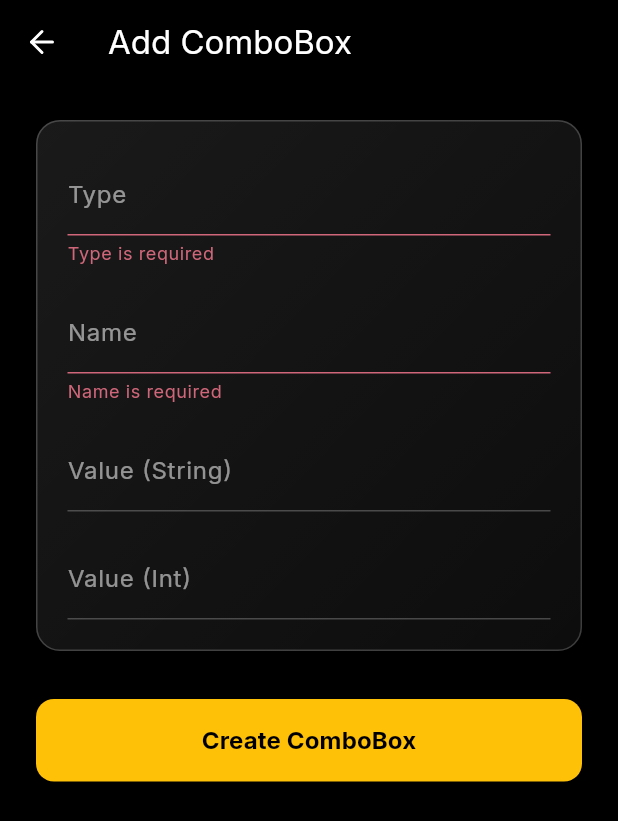
After one commit to thamniyom/premium-hub, a Flutter app: the ComboBoxEditScreen screen opened directly, after a tap on "Create ComboBox", on a phone screen of 412 x 824 dp. The commit adds this screen. Shown: the top 821 px of the screen. Run offline on Flutter 3.47's test engine with Material 3 defaults, Android fonts, the phone set to English and light mode, and no system bars; our stand-ins replace fl_chart, flutter_local_notifications, google_fonts, lucide_icons; network calls fail.

Commit message:
feat: implement combo box management feature with CRUD functionality and administrative dashboard screens

```diff
--- a/lib/core/services/log_service.dart
+++ b/lib/core/services/log_service.dart
@@ -5,8 +5,15 @@ import 'package:flutter/foundation.dart';
 class LogService {
   LogService._(); // private constructor — not instantiable
 
-  static void _log(String category, String message, [Map<String, dynamic>? data]) {
-    final time = DateTime.now().toIso8601String().substring(11, 23); // HH:mm:ss.mmm
+  static void _log(
+    String category,
+    String message, [
+    Map<String, dynamic>? data,
+  ]) {
+    final time = DateTime.now().toIso8601String().substring(
+      11,
+      23,
+    ); // HH:mm:ss.mmm
     final dataStr = data != null ? ' | data: $data' : '';
     debugPrint('[LOG][$time][$category] $message$dataStr');
   }
@@ -22,8 +29,11 @@ class LogService {
   static void loginPressed({String? email}) =>
       _log('AUTH', 'Sign-in button pressed', {'email': email ?? 'n/a'});
 
-  static void loginSuccess({String? email}) =>
-      _log('AUTH', 'Login successful – navigating to Home', {'email': email ?? 'n/a'});
+  static void loginSuccess({String? email}) => _log(
+    'AUTH',
+    'Login successful – navigating to Home',
+    {'email': email ?? 'n/a'},
+  );
 
   // ── Navigation ─────────────────────────────────────────────────
   static void tabChanged(int index) {
@@ -42,12 +52,18 @@ class LogService {
       _log('HOME', 'Service icon tapped: $label');
 
   // ── Providers ──────────────────────────────────────────────────
-  static void providerTapped(String providerId, String providerName) =>
-      _log('PROVIDER', 'Provider tapped', {'id': providerId, 'name': providerName});
+  static void providerTapped(String providerId, String providerName) => _log(
+    'PROVIDER',
+    'Provider tapped',
+    {'id': providerId, 'name': providerName},
+  );
 
   // ── Booking ────────────────────────────────────────────────────
-  static void bookingDateSelected(DateTime date) =>
-      _log('BOOKING', 'Date selected', {'date': date.toIso8601String().substring(0, 10)});
+  static void bookingDateSelected(DateTime date) => _log(
+    'BOOKING',
+    'Date selected',
+    {'date': date.toIso8601String().substring(0, 10)},
+  );
 
   static void bookingTimeSelected(String time) =>
       _log('BOOKING', 'Time selected', {'time': time});
@@ -62,8 +78,7 @@ class LogService {
     required String time,
     required int hours,
     required double total,
-  }) =>
-      _log('BOOKING', 'Booking confirmed', {
+  }) => _log('BOOKING', 'Booking confirmed', {
     'provider_id': providerId,
     'provider_name': providerName,
     'date': date,
@@ -89,4 +104,8 @@ class LogService {
 
   static void messageSent(String conversationId) =>
       _log('MSG', 'Message sent', {'conversation_id': conversationId});
+
+  static void error(String message) {
+    _log('ERROR', message);
   }
+}
--- /dev/null
+++ b/lib/features/admin/models/combo_box.dart
@@ -0,0 +1,55 @@
+class ComboBox {
+  final int? id;
+  final String? documentId;
+  final String type;
+  final String name;
+  final String? valueStr;
+  final int? valueInt;
+
+  ComboBox({
+    this.id,
+    this.documentId,
+    required this.type,
+    required this.name,
+    this.valueStr,
+    this.valueInt,
+  });
+
+  factory ComboBox.fromJson(Map<String, dynamic> json) {
+    return ComboBox(
+      id: json['id'] as int?,
+      documentId: json['documentId'] as String?,
+      type: json['type'] as String? ?? '',
+      name: json['name'] as String? ?? '',
+      valueStr: json['valueStr'] as String?,
+      valueInt: json['valueInt'] as int?,
+    );
+  }
+
+  Map<String, dynamic> toJson() {
+    return {
+      'type': type,
+      'name': name,
+      if (valueStr != null) 'valueStr': valueStr,
+      if (valueInt != null) 'valueInt': valueInt,
+    };
+  }
+
+  ComboBox copyWith({
+    int? id,
+    String? documentId,
+    String? type,
+    String? name,
+    String? valueStr,
+    int? valueInt,
+  }) {
+    return ComboBox(
+      id: id ?? this.id,
+      documentId: documentId ?? this.documentId,
+      type: type ?? this.type,
+      name: name ?? this.name,
+      valueStr: valueStr ?? this.valueStr,
+      valueInt: valueInt ?? this.valueInt,
+    );
+  }
+}
--- /dev/null
+++ b/lib/features/admin/screens/combo_box_edit_screen.dart
@@ -0,0 +1,232 @@
+import 'package:flutter/material.dart';
+import 'package:lucide_icons/lucide_icons.dart';
+import '../../../core/services/log_service.dart';
+import '../models/combo_box.dart';
+import '../services/combo_box_service.dart';
+
+class ComboBoxEditScreen extends StatefulWidget {
+  final ComboBox? comboBox;
+
+  const ComboBoxEditScreen({super.key, this.comboBox});
+
+  @override
+  State<ComboBoxEditScreen> createState() => _ComboBoxEditScreenState();
+}
+
+class _ComboBoxEditScreenState extends State<ComboBoxEditScreen> {
+  final _formKey = GlobalKey<FormState>();
+  final ComboBoxService _service = ComboBoxService();
+
+  late TextEditingController _typeController;
+  late TextEditingController _nameController;
+  late TextEditingController _valueStrController;
+  late TextEditingController _valueIntController;
+
+  bool _isSaving = false;
+
+  @override
+  void initState() {
+    super.initState();
+    _typeController = TextEditingController(text: widget.comboBox?.type ?? '');
+    _nameController = TextEditingController(text: widget.comboBox?.name ?? '');
+    _valueStrController = TextEditingController(text: widget.comboBox?.valueStr ?? '');
+    _valueIntController = TextEditingController(text: widget.comboBox?.valueInt?.toString() ?? '');
+  }
+
+  @override
+  void dispose() {
+    _typeController.dispose();
+    _nameController.dispose();
+    _valueStrController.dispose();
+    _valueIntController.dispose();
+    super.dispose();
+  }
+
+  Future<void> _save() async {
+    if (!_formKey.currentState!.validate()) return;
+
+    setState(() {
+      _isSaving = true;
+    });
+
+    final box = ComboBox(
+      type: _typeController.text,
+      name: _nameController.text,
+      valueStr: _valueStrController.text.isEmpty ? null : _valueStrController.text,
+      valueInt: _valueIntController.text.isEmpty ? null : int.tryParse(_valueIntController.text),
+    );
+
+    try {
+      if (widget.comboBox?.documentId != null) {
+        // Update
+        await _service.updateComboBox(widget.comboBox!.documentId!, box);
+      } else {
+        // Create
+        await _service.createComboBox(box);
+      }
+
+      if (mounted) {
+        Navigator.pop(context, true);
+      }
+    } catch (e) {
+      LogService.error('Failed to save combo box: $e');
+      if (mounted) {
+        ScaffoldMessenger.of(context).showSnackBar(
+          SnackBar(content: Text('Failed to save: $e')),
+        );
+      }
+    } finally {
+      if (mounted) {
+        setState(() {
+          _isSaving = false;
+        });
+      }
+    }
+  }
+
+  @override
+  Widget build(BuildContext context) {
+    final isEditing = widget.comboBox != null;
+
+    return Scaffold(
+      backgroundColor: Colors.black,
+      appBar: AppBar(
+        title: Text(isEditing ? 'Edit ComboBox' : 'Add ComboBox'),
+        backgroundColor: Colors.transparent,
+        elevation: 0,
+        leading: IconButton(
+          icon: const Icon(LucideIcons.arrowLeft, color: Colors.white),
+          onPressed: () => Navigator.pop(context),
+        ),
+      ),
+      body: SafeArea(
+        child: SingleChildScrollView(
+          padding: const EdgeInsets.all(24.0),
+          child: Form(
+            key: _formKey,
+            child: Column(
+              crossAxisAlignment: CrossAxisAlignment.stretch,
+              children: [
+                _GlassBox(
+                  child: Column(
+                    children: [
+                      TextFormField(
+                        controller: _typeController,
+                        style: const TextStyle(color: Colors.white),
+                        decoration: const InputDecoration(
+                          labelText: 'Type',
+                          labelStyle: TextStyle(color: Colors.white54),
+                          enabledBorder: UnderlineInputBorder(borderSide: BorderSide(color: Colors.white24)),
+                          focusedBorder: UnderlineInputBorder(borderSide: BorderSide(color: Colors.amber)),
+                        ),
+                        validator: (value) => value == null || value.isEmpty ? 'Type is required' : null,
+                      ),
+                      const SizedBox(height: 16),
+                      TextFormField(
+                        controller: _nameController,
+                        style: const TextStyle(color: Colors.white),
+                        decoration: const InputDecoration(
+                          labelText: 'Name',
+                          labelStyle: TextStyle(color: Colors.white54),
+                          enabledBorder: UnderlineInputBorder(borderSide: BorderSide(color: Colors.white24)),
+                          focusedBorder: UnderlineInputBorder(borderSide: BorderSide(color: Colors.amber)),
+                        ),
+                        validator: (value) => value == null || value.isEmpty ? 'Name is required' : null,
+                      ),
+                      const SizedBox(height: 16),
+                      TextFormField(
+                        controller: _valueStrController,
+                        style: const TextStyle(color: Colors.white),
+                        decoration: const InputDecoration(
+                          labelText: 'Value (String)',
+                          labelStyle: TextStyle(color: Colors.white54),
+                          enabledBorder: UnderlineInputBorder(borderSide: BorderSide(color: Colors.white24)),
+                          focusedBorder: UnderlineInputBorder(borderSide: BorderSide(color: Colors.amber)),
+                        ),
+                      ),
+                      const SizedBox(height: 16),
+                      TextFormField(
+                        controller: _valueIntController,
+                        style: const TextStyle(color: Colors.white),
+                        keyboardType: TextInputType.number,
+                        decoration: const InputDecoration(
+                          labelText: 'Value (Int)',
+                          labelStyle: TextStyle(color: Colors.white54),
+                          enabledBorder: UnderlineInputBorder(borderSide: BorderSide(color: Colors.white24)),
+                          focusedBorder: UnderlineInputBorder(borderSide: BorderSide(color: Colors.amber)),
+                        ),
+                        validator: (value) {
+                          if (value != null && value.isNotEmpty && int.tryParse(value) == null) {
+                            return 'Must be a valid integer';
+                          }
+                          return null;
+                        },
+                      ),
+                    ],
+                  ),
+                ),
+                const SizedBox(height: 32),
+                ElevatedButton(
+                  onPressed: _isSaving ? null : _save,
+                  style: ElevatedButton.styleFrom(
+                    backgroundColor: Colors.amber,
+                    padding: const EdgeInsets.symmetric(vertical: 16),
+                    shape: RoundedRectangleBorder(
+                      borderRadius: BorderRadius.circular(12),
+                    ),
+                  ),
+                  child: _isSaving
+                      ? const SizedBox(
+                          height: 20,
+                          width: 20,
+                          child: CircularProgressIndicator(
+                            color: Colors.black,
+                            strokeWidth: 2,
+                          ),
+                        )
+                      : Text(
+                          isEditing ? 'Save Changes' : 'Create ComboBox',
+                          style: const TextStyle(
+                            color: Colors.black,
+                            fontSize: 16,
+                            fontWeight: FontWeight.bold,
+                          ),
+                        ),
+                ),
+              ],
+            ),
+          ),
+        ),
+      ),
+    );
+  }
+}
+
+class _GlassBox extends StatelessWidget {
+  final Widget child;
+
+  const _GlassBox({required this.child});
+
+  @override
+  Widget build(BuildContext context) {
+    return Container(
+      padding: const EdgeInsets.all(20),
+      decoration: BoxDecoration(
+        borderRadius: BorderRadius.circular(16),
+        border: Border.all(
+          color: Colors.white.withValues(alpha: 0.2),
+          width: 1,
+        ),
+        gradient: LinearGradient(
+          begin: Alignment.topLeft,
+          end: Alignment.bottomRight,
+          colors: [
+            Colors.white.withValues(alpha: 0.1),
+            Colors.white.withValues(alpha: 0.05),
+          ],
+        ),
+      ),
+      child: child,
+    );
+  }
+}
--- /dev/null
+++ b/lib/features/admin/services/combo_box_service.dart
@@ -0,0 +1,83 @@
+import 'dart:convert';
+import 'package:http/http.dart' as http;
+import '../models/combo_box.dart';
+
+class ComboBoxService {
+  static const String baseUrl = 'http://localhost:1337/api';
+
+  Future<List<ComboBox>> getComboBoxes({int page = 1, int pageSize = 50}) async {
+    final response = await http.get(
+      Uri.parse('$baseUrl/combo-boxes?sort=type%2Cname&pagination[page]=$page&pagination[pageSize]=$pageSize'),
+    );
+
+    if (response.statusCode == 200) {
+      final Map<String, dynamic> data = json.decode(response.body);
+      final List<dynamic> items = data['data'];
+      return items.map((json) => ComboBox.fromJson(json)).toList();
+    } else {
+      throw Exception('Failed to load combo boxes');
+    }
+  }
+
+  Future<ComboBox> getComboBox(String documentId) async {
+    final response = await http.get(
+      Uri.parse('$baseUrl/combo-boxes/$documentId'),
+    );
+
+    if (response.statusCode == 200) {
+      final Map<String, dynamic> data = json.decode(response.body);
+      return ComboBox.fromJson(data['data']);
+    } else {
+      throw Exception('Failed to load combo box');
+    }
+  }
+
+  Future<ComboBox> createComboBox(ComboBox comboBox) async {
+    final response = await http.post(
+      Uri.parse('$baseUrl/combo-boxes'),
+      headers: {
+        'Content-Type': 'application/json',
+        'Accept': 'application/json',
+      },
+      body: json.encode({'data': comboBox.toJson()}),
+    );
+
+    if (response.statusCode == 200 || response.statusCode == 201) {
+      final Map<String, dynamic> data = json.decode(response.body);
+      return ComboBox.fromJson(data['data']);
+    } else {
+      throw Exception('Failed to create combo box: ${response.body}');
+    }
+  }
+
+  Future<ComboBox> updateComboBox(String documentId, ComboBox comboBox) async {
+    final response = await http.put(
+      Uri.parse('$baseUrl/combo-boxes/$documentId'),
+      headers: {
+        'Content-Type': 'application/json',
+        'Accept': 'application/json',
+      },
+      body: json.encode({'data': comboBox.toJson()}),
+    );
+
+    if (response.statusCode == 200) {
+      final Map<String, dynamic> data = json.decode(response.body);
+      return ComboBox.fromJson(data['data']);
+    } else {
+      throw Exception('Failed to update combo box: ${response.body}');
+    }
+  }
+
+  Future<void> deleteComboBox(String documentId) async {
+    final response = await http.delete(
+      Uri.parse('$baseUrl/combo-boxes/$documentId'),
+      headers: {
+        'Accept': 'application/json',
+      },
+    );
+
+    if (response.statusCode != 200 && response.statusCode != 204) {
+      throw Exception('Failed to delete combo box: ${response.body}');
+    }
+  }
+}
--- a/pubspec.yaml
+++ b/pubspec.yaml
@@ -42,6 +42,7 @@ dependencies:
   intl: ^0.20.2
   fl_chart: ^1.2.0
   flutter_local_notifications: ^21.0.0
+  http: ^1.6.0
 
 dev_dependencies:
   flutter_test:
```
Also changed, not shown: lib/features/admin/screens/admin_dashboard_screen.dart (+18 -0 lines), lib/features/admin/screens/combo_box_management_screen.dart (added, +214 -0 lines), pubspec.lock. Lines whose indentation alone changed are shown as unchanged.
